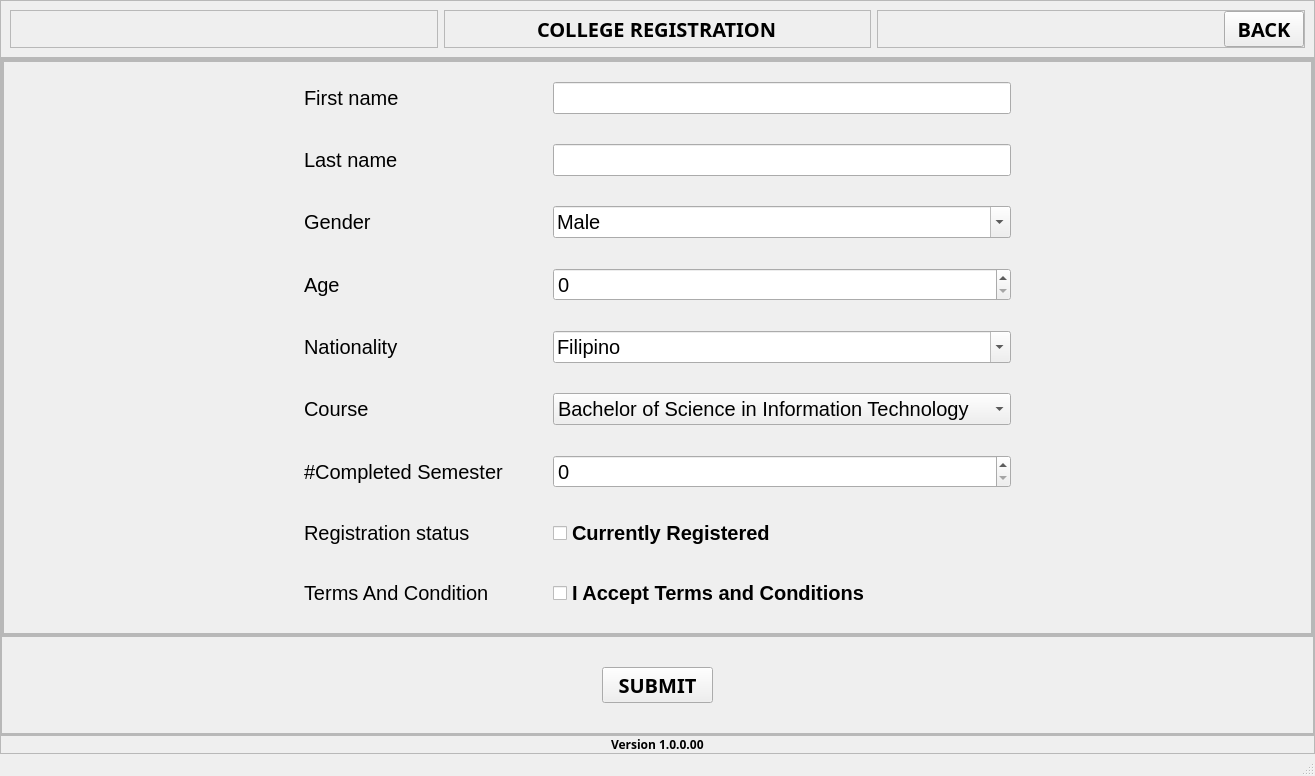
Before: the Qt Designer form main_window.ui in PorasZarec/App_Enrollment-repo, drawn with Qt 5.
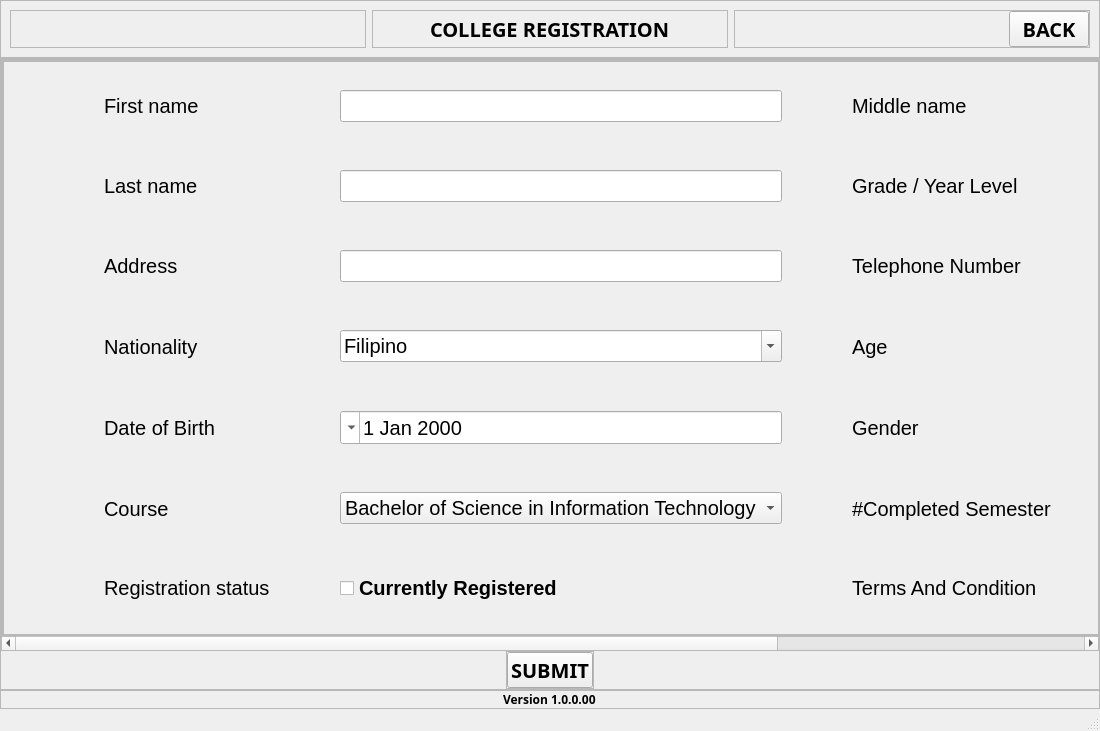
After: the same form once the commit is applied. The open tabs and pages were chosen to show the change. Icons and pictures are not drawn.

```diff
--- a/main_window.ui
+++ b/main_window.ui
@@ -6,8 +6,8 @@
    <rect>
     <x>0</x>
     <y>0</y>
-    <width>1315</width>
-    <height>776</height>
+    <width>1100</width>
+    <height>731</height>
    </rect>
   </property>
   <property name="windowTitle">
@@ -210,10 +210,10 @@
              <widget class="QWidget" name="scrollAreaWidgetContents">
               <property name="geometry">
                <rect>
-                <x>0</x>
+                <x>-730</x>
                 <y>0</y>
-                <width>1451</width>
-                <height>664</height>
+                <width>1826</width>
+                <height>520</height>
                </rect>
               </property>
               <layout class="QHBoxLayout" name="horizontalLayout_12">
@@ -265,100 +265,82 @@
                       <bold>false</bold>
                      </font>
                     </property>
+                    <property name="accessibleDescription">
+                     <string/>
+                    </property>
+                    <property name="layoutDirection">
+                     <enum>Qt::LeftToRight</enum>
+                    </property>
                     <property name="frameShape">
                      <enum>QFrame::StyledPanel</enum>
                     </property>
                     <property name="frameShadow">
                      <enum>QFrame::Raised</enum>
                     </property>
-                    <layout class="QFormLayout" name="formLayout">
+                    <layout class="QGridLayout" name="gridLayout">
+                     <property name="leftMargin">
+                      <number>100</number>
+                     </property>
+                     <property name="topMargin">
+                      <number>10</number>
+                     </property>
+                     <property name="rightMargin">
+                      <number>100</number>
+                     </property>
+                     <property name="bottomMargin">
+                      <number>10</number>
+                     </property>
                      <property name="horizontalSpacing">
-                      <number>50</number>
+                      <number>70</number>
                      </property>
                      <property name="verticalSpacing">
                       <number>30</number>
                      </property>
-                     <property name="leftMargin">
-                      <number>300</number>
-                     </property>
-                     <property name="topMargin">
-                      <number>20</number>
-                     </property>
-                     <property name="rightMargin">
-                      <number>300</number>
-                     </property>
-                     <property name="bottomMargin">
-                      <number>20</number>
-                     </property>
-                     <item row="2" column="0">
-                      <widget class="QLabel" name="label_12">
-                       <property name="text">
-                        <string>First name</string>
-                       </property>
-                      </widget>
-                     </item>
-                     <item row="2" column="1">
+                     <item row="0" column="1">
                       <widget class="QLineEdit" name="lineEdit_firstname"/>
                      </item>
-                     <item row="3" column="0">
-                      <widget class="QLabel" name="label_13">
+                     <item row="0" column="0">
+                      <widget class="QLabel" name="lbl_firstname">
+                       <property name="text">
+                        <string>First name</string>
+                       </property>
+                      </widget>
+                     </item>
+                     <item row="1" column="0">
+                      <widget class="QLabel" name="lbl_lastname">
                        <property name="text">
                         <string>Last name</string>
                        </property>
                       </widget>
                      </item>
-                     <item row="3" column="1">
+                     <item row="1" column="1">
                       <widget class="QLineEdit" name="line_Edit_lastname"/>
                      </item>
+                     <item row="3" column="0">
+                      <widget class="QLabel" name="lbl_address">
+                       <property name="text">
+                        <string>Address</string>
+                       </property>
+                      </widget>
+                     </item>
+                     <item row="3" column="1">
+                      <widget class="QLineEdit" name="lineEdit_address"/>
+                     </item>
                      <item row="4" column="0">
-                      <widget class="QLabel" name="label_14">
-                       <property name="text">
-                        <string>Gender</string>
-                       </property>
-                      </widget>
-                     </item>
-                     <item row="4" column="1">
-                      <widget class="QComboBox" name="cmbbox_title">
-                       <property name="editable">
-                        <bool>true</bool>
-                       </property>
-                       <property name="currentText">
-                        <string>Male</string>
-                       </property>
-                       <property name="currentIndex">
-                        <number>0</number>
-                       </property>
-                       <item>
-                        <property name="text">
-                         <string>Male</string>
-                        </property>
-                       </item>
-                       <item>
-                        <property name="text">
-                         <string>Female</string>
-                        </property>
-                       </item>
-                      </widget>
-                     </item>
-                     <item row="5" column="0">
-                      <widget class="QLabel" name="label_15">
-                       <property name="text">
-                        <string>Age</string>
-                       </property>
-                      </widget>
-                     </item>
-                     <item row="5" column="1">
-                      <widget class="QSpinBox" name="spinBox_age"/>
-                     </item>
-                     <item row="6" column="0">
-                      <widget class="QLabel" name="label_16">
+                      <widget class="QLabel" name="lbl_nationality">
                        <property name="text">
                         <string>Nationality</string>
                        </property>
                       </widget>
                      </item>
-                     <item row="6" column="1">
+                     <item row="4" column="1">
                       <widget class="QComboBox" name="cmbbox_nationality">
+                       <property name="cursor">
+                        <cursorShape>IBeamCursor</cursorShape>
+                       </property>
+                       <property name="layoutDirection">
+                        <enum>Qt::LeftToRight</enum>
+                       </property>
                        <property name="editable">
                         <bool>true</bool>
                        </property>
@@ -380,22 +362,216 @@
                        </item>
                       </widget>
                      </item>
+                     <item row="6" column="0">
+                      <widget class="QLabel" name="lbl_birthddate">
+                       <property name="text">
+                        <string>Date of Birth</string>
+                       </property>
+                      </widget>
+                     </item>
+                     <item row="6" column="1">
+                      <widget class="QDateEdit" name="birth_dateEdit">
+                       <property name="cursor">
+                        <cursorShape>OpenHandCursor</cursorShape>
+                       </property>
+                       <property name="accessibleDescription">
+                        <string/>
+                       </property>
+                       <property name="layoutDirection">
+                        <enum>Qt::RightToLeft</enum>
+                       </property>
+                       <property name="buttonSymbols">
+                        <enum>QAbstractSpinBox::UpDownArrows</enum>
+                       </property>
+                       <property name="showGroupSeparator" stdset="0">
+                        <bool>false</bool>
+                       </property>
+                       <property name="maximumDateTime">
+                        <datetime>
+                         <hour>23</hour>
+                         <minute>59</minute>
+                         <second>59</second>
+                         <year>3000</year>
+                         <month>12</month>
+                         <day>31</day>
+                        </datetime>
+                       </property>
+                       <property name="minimumDateTime">
+                        <datetime>
+                         <hour>0</hour>
+                         <minute>0</minute>
+                         <second>0</second>
+                         <year>1900</year>
+                         <month>9</month>
+                         <day>14</day>
+                        </datetime>
+                       </property>
+                       <property name="currentSection">
+                        <enum>QDateTimeEdit::DaySection</enum>
+                       </property>
+                       <property name="calendarPopup">
+                        <bool>true</bool>
+                       </property>
+                       <property name="currentSectionIndex">
+                        <number>1</number>
+                       </property>
+                       <property name="date">
+                        <date>
+                         <year>2000</year>
+                         <month>1</month>
+                         <day>1</day>
+                        </date>
+                       </property>
+                      </widget>
+                     </item>
                      <item row="7" column="0">
-                      <widget class="QLabel" name="label_18">
+                      <widget class="QLabel" name="lbl_course">
                        <property name="text">
                         <string>Course</string>
                        </property>
                       </widget>
                      </item>
+                     <item row="7" column="1">
+                      <widget class="QComboBox" name="cmbbox_course">
+                       <property name="cursor">
+                        <cursorShape>OpenHandCursor</cursorShape>
+                       </property>
+                       <property name="layoutDirection">
+                        <enum>Qt::LeftToRight</enum>
+                       </property>
+                       <item>
+                        <property name="text">
+                         <string>Bachelor of Science in Information Technology</string>
+                        </property>
+                       </item>
+                       <item>
+                        <property name="text">
+                         <string>Bachelor of Science in Computer Science</string>
+                        </property>
+                       </item>
+                      </widget>
+                     </item>
                      <item row="8" column="0">
-                      <widget class="QLabel" name="label_19">
+                      <widget class="QLabel" name="lbl_regtrationStatus">
                        <property name="text">
-                        <string>#Completed Semester</string>
+                        <string>Registration status</string>
                        </property>
                       </widget>
                      </item>
                      <item row="8" column="1">
+                      <widget class="QCheckBox" name="checkBox_registered">
+                       <property name="font">
+                        <font>
+                         <weight>75</weight>
+                         <bold>true</bold>
+                        </font>
+                       </property>
+                       <property name="text">
+                        <string>Currently Registered</string>
+                       </property>
+                       <property name="tristate">
+                        <bool>false</bool>
+                       </property>
+                      </widget>
+                     </item>
+                     <item row="0" column="2">
+                      <widget class="QLabel" name="lbl_middlename">
+                       <property name="text">
+                        <string>Middle name</string>
+                       </property>
+                      </widget>
+                     </item>
+                     <item row="0" column="3">
+                      <widget class="QLineEdit" name="lineEdit_middleName"/>
+                     </item>
+                     <item row="1" column="2">
+                      <widget class="QLabel" name="lbl_gradelevel">
+                       <property name="text">
+                        <string>Grade / Year Level</string>
+                       </property>
+                      </widget>
+                     </item>
+                     <item row="1" column="3">
+                      <widget class="QLineEdit" name="lineEdit_grade_year_lvl"/>
+                     </item>
+                     <item row="3" column="2">
+                      <widget class="QLabel" name="lbl_telephone">
+                       <property name="text">
+                        <string>Telephone Number</string>
+                       </property>
+                      </widget>
+                     </item>
+                     <item row="3" column="3">
+                      <widget class="QLineEdit" name="lineEdit_telephone"/>
+                     </item>
+                     <item row="4" column="2">
+                      <widget class="QLabel" name="lbl_age">
+                       <property name="text">
+                        <string>Age</string>
+                       </property>
+                      </widget>
+                     </item>
+                     <item row="4" column="3">
+                      <widget class="QSpinBox" name="spinBox_age">
+                       <property name="cursor">
+                        <cursorShape>OpenHandCursor</cursorShape>
+                       </property>
+                       <property name="layoutDirection">
+                        <enum>Qt::LeftToRight</enum>
+                       </property>
+                      </widget>
+                     </item>
+                     <item row="6" column="2">
+                      <widget class="QLabel" name="lbl_gender">
+                       <property name="text">
+                        <string>Gender</string>
+                       </property>
+                      </widget>
+                     </item>
+                     <item row="6" column="3">
+                      <widget class="QComboBox" name="cmbbox_title">
+                       <property name="cursor">
+                        <cursorShape>OpenHandCursor</cursorShape>
+                       </property>
+                       <property name="layoutDirection">
+                        <enum>Qt::LeftToRight</enum>
+                       </property>
+                       <property name="editable">
+                        <bool>true</bool>
+                       </property>
+                       <property name="currentText">
+                        <string>Male</string>
+                       </property>
+                       <property name="currentIndex">
+                        <number>0</number>
+                       </property>
+                       <item>
+                        <property name="text">
+                         <string>Male</string>
+                        </property>
+                       </item>
+                       <item>
+                        <property name="text">
+                         <string>Female</string>
+                        </property>
+                       </item>
+                      </widget>
+                     </item>
+                     <item row="7" column="2">
+                      <widget class="QLabel" name="lbl_completedSemester">
+                       <property name="text">
+                        <string>#Completed Semester</string>
+                       </property>
+                      </widget>
+                     </item>
+                     <item row="7" column="3">
                       <widget class="QSpinBox" name="spinBox_semester">
+                       <property name="cursor">
+                        <cursorShape>OpenHandCursor</cursorShape>
+                       </property>
+                       <property name="layoutDirection">
+                        <enum>Qt::LeftToRight</enum>
+                       </property>
                        <property name="minimum">
                         <number>0</number>
                        </property>
@@ -407,37 +583,14 @@
                        </property>
                       </widget>
                      </item>
-                     <item row="9" column="0">
-                      <widget class="QLabel" name="label_17">
-                       <property name="text">
-                        <string>Registration status</string>
-                       </property>
-                      </widget>
-                     </item>
-                     <item row="9" column="1">
-                      <widget class="QCheckBox" name="checkBox_registered">
-                       <property name="font">
-                        <font>
-                         <weight>75</weight>
-                         <bold>true</bold>
-                        </font>
-                       </property>
-                       <property name="text">
-                        <string>Currently Registered</string>
-                       </property>
-                       <property name="tristate">
-                        <bool>false</bool>
-                       </property>
-                      </widget>
-                     </item>
-                     <item row="10" column="0">
-                      <widget class="QLabel" name="label_20">
+                     <item row="8" column="2">
+                      <widget class="QLabel" name="lbl_termsAndCondition">
                        <property name="text">
                         <string>Terms And Condition</string>
                        </property>
                       </widget>
                      </item>
-                     <item row="10" column="1">
+                     <item row="8" column="3">
                       <widget class="QCheckBox" name="checkBox_terms">
                        <property name="font">
                         <font>
@@ -450,20 +603,6 @@
                        </property>
                       </widget>
                      </item>
-                     <item row="7" column="1">
-                      <widget class="QComboBox" name="cmbbox_course">
-                       <item>
-                        <property name="text">
-                         <string>Bachelor of Science in Information Technology</string>
-                        </property>
-                       </item>
-                       <item>
-                        <property name="text">
-                         <string>Bachelor of Science in Computer Science</string>
-                        </property>
-                       </item>
-                      </widget>
-                     </item>
                     </layout>
                    </widget>
                   </item>
@@ -474,7 +613,7 @@
              </widget>
             </widget>
            </item>
-           <item>
+           <item alignment="Qt::AlignHCenter">
             <widget class="QFrame" name="bottom_frame_reg_pg">
              <property name="frameShape">
               <enum>QFrame::StyledPanel</enum>
@@ -483,17 +622,20 @@
               <enum>QFrame::Raised</enum>
              </property>
              <layout class="QHBoxLayout" name="horizontalLayout_21">
+              <property name="spacing">
+               <number>0</number>
+              </property>
               <property name="leftMargin">
-               <number>600</number>
+               <number>0</number>
               </property>
               <property name="topMargin">
-               <number>30</number>
+               <number>0</number>
               </property>
               <property name="rightMargin">
-               <number>600</number>
+               <number>0</number>
               </property>
               <property name="bottomMargin">
-               <number>30</number>
+               <number>0</number>
               </property>
               <item>
                <widget class="QPushButton" name="button_submit_data">
```
Left out of the diff: 368 changed lines with no effect on the pictures.
